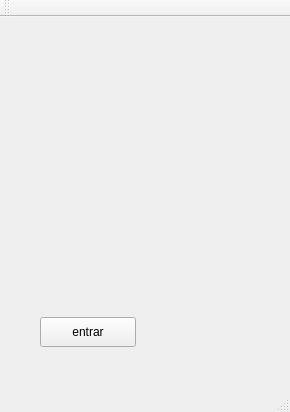
The window that progs_sync/mainwindow.ui (progs-web/progs_sync) describes before a commit, drawn with Qt 5.
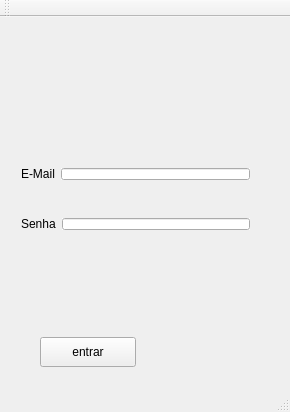
The same window after the commit.

Commit message: tela de login

Diff of the .ui file:
```diff
--- a/progs_sync/mainwindow.ui
+++ b/progs_sync/mainwindow.ui
@@ -18,7 +18,7 @@
     <property name="geometry">
      <rect>
       <x>40</x>
-      <y>300</y>
+      <y>320</y>
       <width>96</width>
       <height>30</height>
      </rect>
@@ -27,6 +27,61 @@
      <string>entrar</string>
     </property>
    </widget>
+   <widget class="QWidget" name="">
+    <property name="geometry">
+     <rect>
+      <x>10</x>
+      <y>140</y>
+      <width>251</width>
+      <height>34</height>
+     </rect>
+    </property>
+    <layout class="QHBoxLayout" name="horizontalLayout">
+     <item>
+      <widget class="QLabel" name="label">
+       <property name="text">
+        <string>E-Mail</string>
+       </property>
+      </widget>
+     </item>
+     <item>
+      <widget class="QLineEdit" name="edtEmail">
+       <property name="autoFillBackground">
+        <bool>true</bool>
+       </property>
+      </widget>
+     </item>
+    </layout>
+   </widget>
+   <widget class="QWidget" name="">
+    <property name="geometry">
+     <rect>
+      <x>10</x>
+      <y>190</y>
+      <width>251</width>
+      <height>34</height>
+     </rect>
+    </property>
+    <layout class="QHBoxLayout" name="horizontalLayout_2">
+     <item>
+      <widget class="QLabel" name="label_2">
+       <property name="text">
+        <string>Senha</string>
+       </property>
+      </widget>
+     </item>
+     <item>
+      <widget class="QLineEdit" name="edtSenha">
+       <property name="autoFillBackground">
+        <bool>true</bool>
+       </property>
+       <property name="echoMode">
+        <enum>QLineEdit::Password</enum>
+       </property>
+      </widget>
+     </item>
+    </layout>
+   </widget>
   </widget>
   <widget class="QToolBar" name="mainToolBar">
    <attribute name="toolBarArea">
```
The commit also changes 4 other files.
